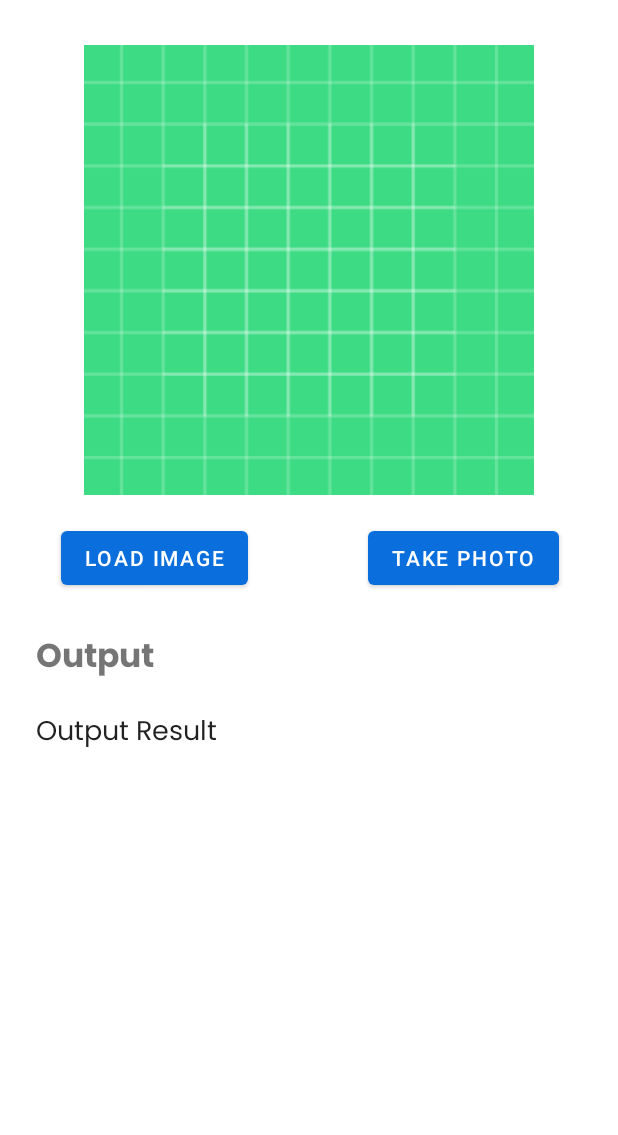
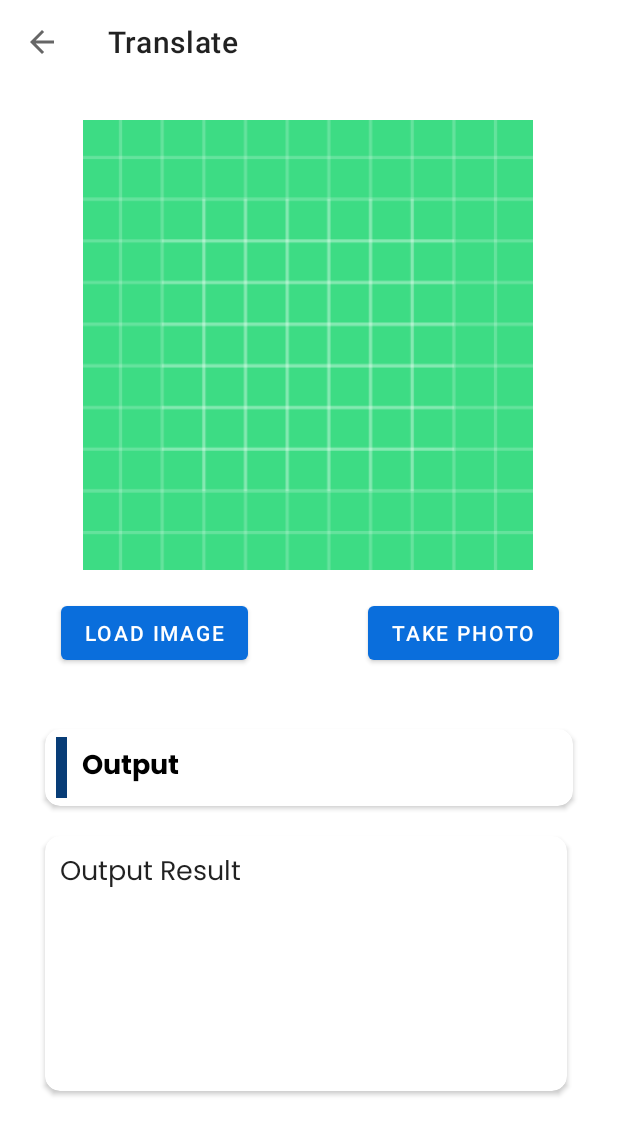
Before and after one commit to Afaryn/IsAble_v2, an Android app: the TranslateAcitivity screen opened directly, with no data from a screen before it, on a phone screen of 412 x 824 dp. Shown: the top 1135 px of the screen. Run offline under Robolectric (Android 15) with nearby library versions, the phone set to English and light mode, and no system bars; our stand-ins replace Firebase (no records; nobody signed in at launch, a user with empty details on screens opened directly); libraries missing offline, so code that uses them is left out: com.github.dhaval2404.imagepicker, org.tensorflow.lite.

Commit message:
update ui translate

```diff
--- a/app/build.gradle.kts
+++ b/app/build.gradle.kts
@@ -60,6 +60,7 @@ dependencies {
     implementation("com.google.firebase:firebase-database-ktx:20.3.0")
     implementation("com.google.firebase:firebase-database:20.3.0")
     implementation("androidx.databinding:databinding-runtime:8.2.0")
+    implementation("com.google.android.gms:play-services-location:21.0.1")
     testImplementation("junit:junit:4.13.2")
     androidTestImplementation("androidx.test.ext:junit:1.1.5")
     androidTestImplementation("androidx.test.espresso:espresso-core:3.5.1")
--- a/app/src/main/java/com/example/isable_capstone/model/ArticleDataResource.kt
+++ b/app/src/main/java/com/example/isable_capstone/model/ArticleDataResource.kt
@@ -19,7 +19,7 @@ object ArticleDataResource {
                 "PBB sendiri memaparkan bahwa pembelajaran bahasa isyarat yang mencakup pendidikan berkualitas penting untuk pertumbuhan dan perkembangan individu tunarungu. Itulah kenapa bahasa isyarat dianggap penting dan harus dilestarikan sebagai bagian dari keragaman bahasa budaya.\n"),
         Article(2,R.drawable.article_2,"BISINDO dan SIBI: Apa Bedanya?","Bahasa Isyarat Indonesia (BISINDO) dan Sistem Isyarat Bahasa Indonesia (SIBI) merupakan dua bentuk bahasa isyarat yang digunakan di Indonesia, namun keduanya memiliki asal-usul dan karakteristik yang berbeda.\n BISINDO muncul secara alami di kalangan komunitas Tuli di Indonesia dan berkembang sebagai bahasa ibu bagi mereka. Dalam penggunaannya, BISINDO menggunakan kedua tangan untuk mengisyaratkan abjad, memberikan keunikan seperti bahasa daerah, dan dipakai secara luas dalam kehidupan sehari-hari.\n" +
                 "\n" +
-                "Di sisi lain, SIBI adalah hasil adopsi dari American Sign Language (ASL) yang kemudian distandarisasi oleh pemerintah Indonesia. Strukturnya mengikuti tata bahasa lisan Indonesia, termasuk adanya awalan dan akhiran. Berbeda dengan BISINDO, SIBI menggunakan satu tangan dalam pengisaratan. SIBI sering digunakan sebagai pengantar resmi di Sekolah Luar Biasa (SLB) dan merupakan bagian integral dari pembelajaran di institusi tersebut. Meskipun SIBI dianggap lebih sulit karena memiliki kosakata baku dan struktur yang lebih rumit, ia menjadi bagian penting dalam mendukung komunikasi dan pembelajaran bagi komunitas Tuli di lingkungan pendidikan formal. \nSejarah keduanya pun berbeda, dengan BISINDO tumbuh secara alami, sementara SIBI diadopsi dari bahasa isyarat luar negeri dan diresmikan oleh pemerintah. Dengan perbedaan karakteristik dan sejarahnya, kedua bahasa isyarat ini memainkan peran unik dalam memfasilitasi komunikasi dan pendidikan bagi komunitas Tuli di Indonesia."),
+                "Di sisi lain, SIBI adalah hasil adopsi dari American Sign Language (ASL) yang kemudian distandarisasi oleh pemerintah Indonesia. Strukturnya mengikuti tata bahasa lisan Indonesia, termasuk adanya awalan dan akhiran. \nBerbeda dengan BISINDO, SIBI menggunakan satu tangan dalam pengisaratan. SIBI sering digunakan sebagai pengantar resmi di Sekolah Luar Biasa (SLB) dan merupakan bagian integral dari pembelajaran di institusi tersebut. Meskipun SIBI dianggap lebih sulit karena memiliki kosakata baku dan struktur yang lebih rumit, ia menjadi bagian penting dalam mendukung komunikasi dan pembelajaran bagi komunitas Tuli di lingkungan pendidikan formal. \nSejarah keduanya pun berbeda, dengan BISINDO tumbuh secara alami, sementara SIBI diadopsi dari bahasa isyarat luar negeri dan diresmikan oleh pemerintah. Dengan perbedaan karakteristik dan sejarahnya, kedua bahasa isyarat ini memainkan peran unik dalam memfasilitasi komunikasi dan pendidikan bagi komunitas Tuli di Indonesia."),
         Article(3,R.drawable.article_3,"Apa Manfaat Balita Belajar Bahasa Isyarat Sejak Dini?","Penggunaan bahasa isyarat pada anak-anak memiliki manfaat besar dalam pengembangan komunikasi mereka. Bahasa isyarat memungkinkan anak-anak yang memiliki gangguan pendengaran untuk menyampaikan pikiran dan perasaan dengan jelas dan efektif sejak dini. Kemampuan ini tidak hanya memfasilitasi interaksi sosial, tetapi juga membantu anak-anak terlibat dalam kegiatan bersama teman-teman sebaya mereka.\n" +
                 "\n" +
                 "Selain meningkatkan keterampilan komunikasi, penggunaan bahasa isyarat juga memberikan dampak positif pada perkembangan kognitif anak-anak. Proses belajar simbol-simbol dalam bahasa isyarat merangsang otak anak-anak, meningkatkan daya ingat, dan memperkaya pemahaman konsep-konsep abstrak. Hal ini dapat membantu memperkuat keterampilan berpikir kritis dan logika mereka seiring waktu.\n" +
--- a/app/src/main/java/com/example/isable_capstone/ui/learningDetail/LearningDetailActivity.kt
+++ b/app/src/main/java/com/example/isable_capstone/ui/learningDetail/LearningDetailActivity.kt
@@ -1,11 +1,9 @@
 package com.example.isable_capstone.ui.learningDetail
 
+import android.os.Bundle
 import androidx.appcompat.app.AppCompatActivity
-import android.os.Bundle
-import androidx.appcompat.widget.Toolbar
-import com.example.isable_capstone.R
 import com.example.isable_capstone.databinding.ActivityLearningDetailBinding
-import com.google.firebase.auth.FirebaseAuth
+
 
 class LearningDetailActivity : AppCompatActivity() {
 
--- a/app/src/main/java/com/example/isable_capstone/ui/learningDetail/SubLearningViewModel.kt
+++ b/app/src/main/java/com/example/isable_capstone/ui/learningDetail/SubLearningViewModel.kt
@@ -1,12 +1,8 @@
 package com.example.isable_capstone.ui.learningDetail
 
-import androidx.lifecycle.LiveData
-import androidx.lifecycle.MutableLiveData
 import androidx.lifecycle.ViewModel
-import androidx.lifecycle.viewModelScope
 import com.example.isable_capstone.model.Repository
-import com.example.isable_capstone.response.AllAngkaResponseItem
-import kotlinx.coroutines.launch
+
 
 class SubLearningViewModel(private val repository: Repository): ViewModel() {
 
--- a/app/src/main/java/com/example/isable_capstone/ui/maps/MapsActivity.kt
+++ b/app/src/main/java/com/example/isable_capstone/ui/maps/MapsActivity.kt
@@ -20,12 +20,15 @@ import com.google.android.gms.maps.model.MarkerOptions
 import retrofit2.Call
 import retrofit2.Callback
 import retrofit2.Response
-
+import com.google.android.gms.location.FusedLocationProviderClient
+import com.google.android.gms.location.LocationServices
 @Suppress("DEPRECATION")
 class MapsActivity : AppCompatActivity(), OnMapReadyCallback {
 
     private lateinit var mMap: GoogleMap
     private lateinit var binding: ActivityMapsBinding
+
+    private lateinit var fusedLocationClient: FusedLocationProviderClient
 
     override fun onCreate(savedInstanceState: Bundle?) {
         super.onCreate(savedInstanceState)
@@ -38,6 +41,8 @@ class MapsActivity : AppCompatActivity(), OnMapReadyCallback {
         setSupportActionBar(toolbar)
         supportActionBar?.setDisplayHomeAsUpEnabled(true)
         supportActionBar?.title = "Map"
+
+        fusedLocationClient = LocationServices.getFusedLocationProviderClient(this)
 
         // Obtain the SupportMapFragment and get notified when the map is ready to be used.
         val mapFragment = supportFragmentManager
@@ -76,7 +81,7 @@ class MapsActivity : AppCompatActivity(), OnMapReadyCallback {
                         if (it.isNotEmpty()) {
                             val firstLocation = it[0]
                             val firstMarker = LatLng(firstLocation.latitude?.toDouble() ?: 0.0, firstLocation.longtitude?.toDouble() ?: 0.0)
-                            mMap.animateCamera(CameraUpdateFactory.newLatLngZoom(firstMarker, 15f))
+//                            mMap.animateCamera(CameraUpdateFactory.newLatLngZoom(firstMarker, 15f))
                         }
                     } ?: run {
                         // Handle case where response body is null
@@ -110,6 +115,13 @@ class MapsActivity : AppCompatActivity(), OnMapReadyCallback {
             ) == PackageManager.PERMISSION_GRANTED
         ) {
             mMap.isMyLocationEnabled = true
+            fusedLocationClient.lastLocation
+                .addOnSuccessListener { location ->
+                    location?.let {
+                        val userLatLng = LatLng(it.latitude, it.longitude)
+                        mMap.animateCamera(CameraUpdateFactory.newLatLngZoom(userLatLng, 13f))
+                    }
+                }
         } else {
             requestPermissionLauncher.launch(android.Manifest.permission.ACCESS_FINE_LOCATION)
         }
--- a/app/src/main/java/com/example/isable_capstone/ui/translate/TranslateAcitivity.kt
+++ b/app/src/main/java/com/example/isable_capstone/ui/translate/TranslateAcitivity.kt
@@ -10,19 +10,23 @@ import androidx.appcompat.app.AppCompatActivity
 import android.os.Bundle
 import android.provider.MediaStore
 import android.util.Log
+import android.view.MenuItem
 import android.widget.Button
 import android.widget.ImageView
 import android.widget.TextView
 import android.widget.Toast
 import androidx.activity.result.ActivityResult
 import androidx.activity.result.contract.ActivityResultContracts
+import androidx.appcompat.widget.Toolbar
 import androidx.core.content.ContextCompat
+import com.example.isable_capstone.R
 import com.example.isable_capstone.databinding.ActivityTranslateAcitivityBinding
 import com.example.isable_capstone.ml.SignLanguageModelV3Rgb
 import com.example.isable_capstone.ml.SignLanguageModelV4Rgb
 import com.example.isable_capstone.ml.SignLanguageModelV4RgbWithMetadata
 import com.example.isable_capstone.ml.SignLanguageModelV6Rgb
 import com.github.dhaval2404.imagepicker.ImagePicker
+import com.google.firebase.auth.FirebaseAuth
 import org.tensorflow.lite.DataType
 import org.tensorflow.lite.support.image.TensorImage
 import org.tensorflow.lite.support.tensorbuffer.TensorBuffer
@@ -41,6 +45,12 @@ class TranslateAcitivity : AppCompatActivity() {
         binding = ActivityTranslateAcitivityBinding.inflate(layoutInflater)
         val view = binding.root
         setContentView(view)
+
+        val toolbar = findViewById<Toolbar>(R.id.xml_toolbar)
+
+        setSupportActionBar(toolbar)
+        supportActionBar?.title="Translate"
+        supportActionBar?.setDisplayHomeAsUpEnabled(true)
 
         imageView= binding.ivPhoto
         button = binding.btnTakePhoto
@@ -187,4 +197,17 @@ class TranslateAcitivity : AppCompatActivity() {
         // Releases model resources if no longer used.
         model.close()
     }
+
+    @Suppress("DEPRECATION")
+    override fun onOptionsItemSelected(item: MenuItem): Boolean {
+        return when (item.itemId) {
+            android.R.id.home -> {
+                // Tindakan yang akan diambil saat tombol back ditekan
+                onBackPressed()
+                true
+            }
+
+            else -> super.onOptionsItemSelected(item)
+        }
+    }
 }
--- a/app/src/main/res/layout/activity_sub_learning.xml
+++ b/app/src/main/res/layout/activity_sub_learning.xml
@@ -42,7 +42,7 @@
         <RelativeLayout
             android:layout_width="match_parent"
             android:layout_height="wrap_content"
-            android:background="@drawable/bg_learning">
+            android:background="@drawable/bg_hijau">
 
             <ProgressBar
                 android:id="@+id/progressBar"
--- a/app/src/main/res/layout/activity_translate_acitivity.xml
+++ b/app/src/main/res/layout/activity_translate_acitivity.xml
@@ -6,43 +6,23 @@
     android:layout_height="match_parent"
     tools:context=".ui.translate.TranslateAcitivity">
 
+    <include
+        android:id="@+id/xml_toolbar"
+        layout = "@layout/toolbar"/>
 
-    <TextView
-        android:id="@+id/tv_output"
-        android:layout_width="wrap_content"
-        android:layout_height="wrap_content"
-        android:layout_marginStart="24dp"
-        android:layout_marginTop="16dp"
-        android:fontFamily="@font/pregular"
-        android:text="Output Result"
-        android:textAppearance="@style/TextAppearance.AppCompat.Body1"
-        android:textSize="18sp"
-        app:layout_constraintStart_toStartOf="parent"
-        app:layout_constraintTop_toBottomOf="@+id/textView" />
-
-    <TextView
-        android:id="@+id/textView"
-        android:layout_width="wrap_content"
-        android:layout_height="wrap_content"
-        android:layout_marginStart="24dp"
-        android:layout_marginTop="24dp"
-        android:fontFamily="@font/pbold"
-        android:text="Output"
-        android:textSize="22sp"
-        app:layout_constraintStart_toStartOf="parent"
-        app:layout_constraintTop_toBottomOf="@+id/btn_load_image" />
 
     <ImageView
         android:id="@+id/iv_photo"
         android:layout_width="300dp"
         android:layout_height="300dp"
-        android:layout_marginTop="30dp"
+        android:layout_marginTop="24dp"
         android:scaleType="centerCrop"
         android:src="@drawable/ic_launcher_background"
         app:flow_horizontalBias="0.5"
         app:layout_constraintEnd_toEndOf="parent"
+        app:layout_constraintHorizontal_bias="0.495"
         app:layout_constraintStart_toStartOf="parent"
-        app:layout_constraintTop_toTopOf="parent" />
+        app:layout_constraintTop_toBottomOf="@+id/xml_toolbar" />
 
     <Button
         android:id="@+id/btn_load_image"
@@ -64,6 +44,75 @@
         app:layout_constraintStart_toStartOf="@+id/guideline"
         app:layout_constraintTop_toBottomOf="@+id/iv_photo" />
 
+    <androidx.cardview.widget.CardView
+        android:id="@+id/cardView"
+        android:layout_width="match_parent"
+        android:layout_height="wrap_content"
+        android:layout_marginStart="30dp"
+        android:layout_marginTop="40dp"
+        android:layout_marginEnd="30dp"
+        app:cardCornerRadius="10dp"
+        app:cardElevation="2dp"
+        app:layout_constraintEnd_toEndOf="parent"
+        app:layout_constraintStart_toStartOf="parent"
+        app:layout_constraintTop_toBottomOf="@+id/btn_load_image">
+
+        <LinearLayout
+            android:layout_width="match_parent"
+            android:layout_height="match_parent"
+            android:elevation="2dp"
+            android:orientation="horizontal">
+
+            <View
+                android:id="@+id/colorView"
+                android:layout_width="7dp"
+                android:layout_height="match_parent"
+                android:layout_marginStart="7dp"
+                android:layout_marginTop="5dp"
+                android:layout_marginBottom="5dp"
+                android:background="@color/dark_blue" />
+
+            <TextView
+                android:id="@+id/textView"
+                android:layout_width="wrap_content"
+                android:layout_height="wrap_content"
+                android:layout_marginStart="10dp"
+                android:layout_marginTop="10dp"
+                android:layout_marginBottom="10dp"
+                android:fontFamily="@font/pbold"
+                android:text="Output"
+                android:textColor="?android:attr/colorForeground"
+                android:textSize="18sp" />
+        </LinearLayout>
+
+    </androidx.cardview.widget.CardView>
+
+    <androidx.cardview.widget.CardView
+        android:layout_width="348dp"
+        android:layout_height="170dp"
+        android:layout_marginStart="30dp"
+        android:layout_marginTop="20dp"
+        android:layout_marginEnd="30dp"
+        android:elevation="2dp"
+        app:cardCornerRadius="10dp"
+        app:cardElevation="2dp"
+        app:layout_constraintEnd_toEndOf="parent"
+        app:layout_constraintHorizontal_bias="0.0"
+        app:layout_constraintStart_toStartOf="parent"
+        app:layout_constraintTop_toBottomOf="@+id/cardView">
+
+        <TextView
+            android:id="@+id/tv_output"
+            android:layout_width="wrap_content"
+            android:layout_height="wrap_content"
+            android:layout_margin="10dp"
+            android:fontFamily="@font/pregular"
+            android:text="Output Result"
+            android:textAppearance="@style/TextAppearance.AppCompat.Body1"
+            android:textSize="18sp" />
+
+    </androidx.cardview.widget.CardView>
+
     <androidx.constraintlayout.widget.Guideline
         android:id="@+id/guideline"
         android:layout_width="wrap_content"
--- a/app/src/main/res/layout/fragment_home.xml
+++ b/app/src/main/res/layout/fragment_home.xml
@@ -81,7 +81,7 @@
                     android:layout_marginStart="50dp"
                     android:layout_marginEnd="20dp"
                     android:background="@drawable/circular_button"
-                    android:src="@drawable/map"
+                    android:src="@drawable/promise"
                     android:scaleType="fitCenter"
                     android:contentDescription="button"/>
 
@@ -92,7 +92,7 @@
                     android:layout_marginStart="40dp"
                     android:layout_marginEnd="40dp"
                     android:background="@drawable/circular_button"
-                    android:src="@drawable/promise"
+                    android:src="@drawable/hand_sign"
                     android:scaleType="fitCenter"
                     android:contentDescription="button"/>
 
@@ -102,7 +102,7 @@
                     android:layout_marginStart="20dp"
                     android:layout_marginEnd="60dp"
                     android:background="@drawable/circular_button"
-                    android:src="@drawable/sign_language"
+                    android:src="@drawable/z"
                     android:scaleType="fitCenter"
                     android:contentDescription="button"/>
             </LinearLayout>
@@ -119,7 +119,7 @@
                     android:layout_height="wrap_content"
                     android:layout_marginStart="33dp"
                     android:fontFamily="@font/pregular"
-                    android:text="Health Care Center"
+                    android:text="Community Center"
                     android:textAlignment="center"
                     android:textColor="?android:attr/colorForeground"
                     android:textSize="12sp" />
```
Also changed, not shown: app/src/main/java/com/example/isable_capstone/ui/learningDetail/SubLearning.kt (+5 -10 lines), app/src/main/java/com/example/isable_capstone/ui/learningDetail/SubLearningAdapter.kt (+2 -9 lines), app/src/main/res/drawable/hand_sign.png (added), app/src/main/res/drawable/z.png (added).
